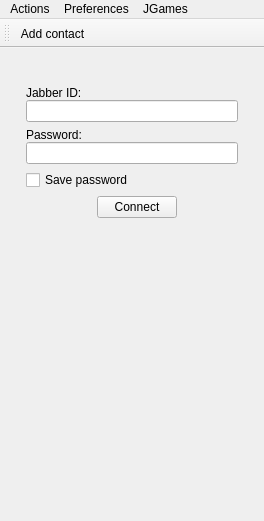
xmpp-graveyard/jabbim, file mainwindow.ui: the form before one commit.
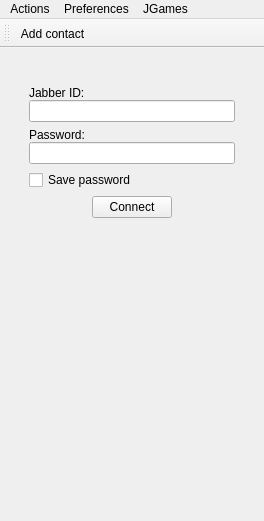
The form after the commit. Icons and pictures are not drawn.

Patch:
```diff
--- a/mainwindow.ui
+++ b/mainwindow.ui
@@ -504,7 +504,7 @@
               </property>
               <property name="sizeHint" >
                <size>
-                <width>81</width>
+                <width>71</width>
                 <height>20</height>
                </size>
               </property>
```
